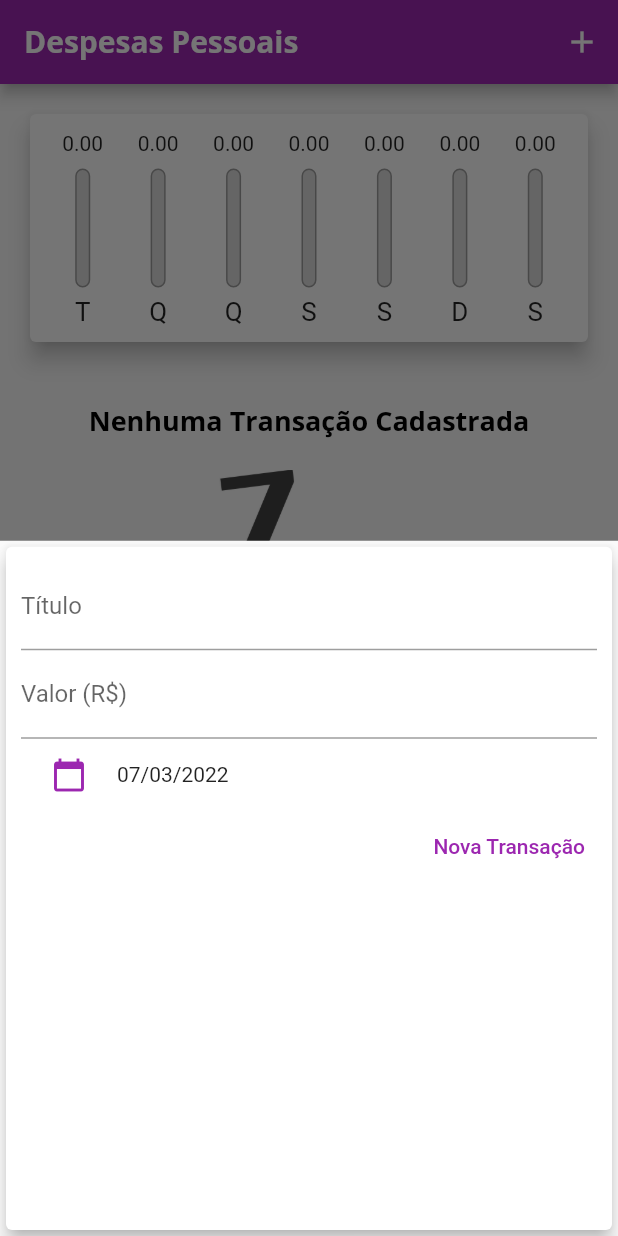
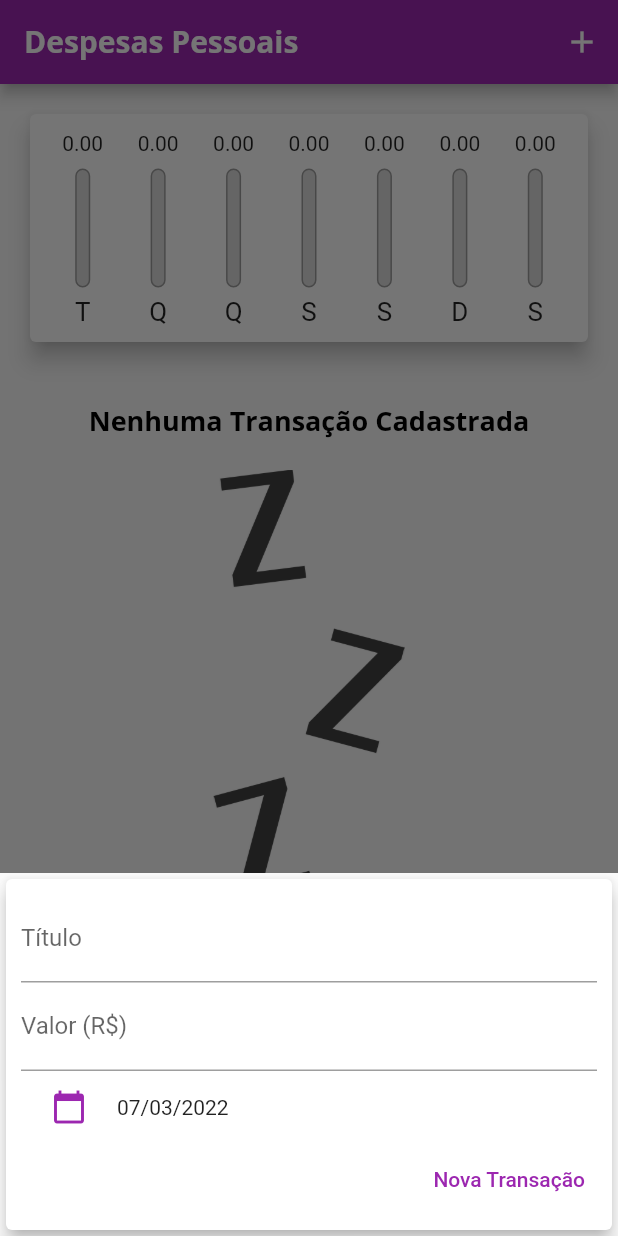
Before and after one commit to ravelsoares/expenses, a Flutter app: the screen it shows after launch, after a tap on the "add" icon, on a phone screen of 412 x 824 dp. Run offline on Flutter 3.47's test engine with Material 2 defaults, Android fonts, the phone set to English and light mode, and no system bars; our stand-ins replace shared_preferences.

Commit message:
Adicionando componentes IOS

```diff
--- a/lib/components/transaction_form.dart
+++ b/lib/components/transaction_form.dart
@@ -41,10 +41,16 @@ class _TransactionFormState extends State<TransactionForm> {
 
   @override
   Widget build(BuildContext context) {
-    return Card(
+    return SingleChildScrollView(
+      child: Card(
         elevation: 5,
         child: Padding(
-        padding: const EdgeInsets.all(10.0),
+          padding: EdgeInsets.only(
+            top: 10.0,
+            left: 10,
+            right: 10,
+            bottom: 10 + MediaQuery.of(context).viewInsets.bottom,
+          ),
           child: Column(
             children: [
               TextField(
@@ -83,6 +89,7 @@ class _TransactionFormState extends State<TransactionForm> {
             ],
           ),
         ),
+      ),
     );
   }
 }
--- a/lib/components/transaction_list.dart
+++ b/lib/components/transaction_list.dart
@@ -19,8 +19,7 @@ class TransactionList extends StatelessWidget {
             itemBuilder: (context, index) {
               return Card(
                 elevation: 5,
-                margin:
-                    const EdgeInsets.symmetric(horizontal: 5, vertical: 8),
+                margin: const EdgeInsets.symmetric(horizontal: 5, vertical: 8),
                 child: ListTile(
                   leading: CircleAvatar(
                     backgroundColor: Theme.of(context).primaryColor,
@@ -29,7 +28,7 @@ class TransactionList extends StatelessWidget {
                       padding: const EdgeInsets.all(6),
                       child: FittedBox(
                           child: Text(
-                        'R\$ ${transactions[index].value.toString()}',
+                        'R\$ ${transactions[index].value.toStringAsFixed(2)}',
                         style: const TextStyle(color: Colors.white),
                       )),
                     ),
@@ -42,10 +41,23 @@ class TransactionList extends StatelessWidget {
                     DateFormat('d MMM y', 'pt_br')
                         .format(transactions[index].date),
                   ),
-                  trailing: IconButton(
-                      icon: Icon(Icons.delete, color: Colors.red[400]),
-                      onPressed: () =>
-                          _deleteTransaction(transactions[index].id)),
+                  trailing: MediaQuery.of(context).size.width > 480
+                      ? TextButton.icon(
+                          onPressed: () =>
+                              _deleteTransaction(transactions[index].id),
+                          icon: Icon(Icons.delete,
+                              color: Theme.of(context).errorColor),
+                          label: Text(
+                            'Excluir',
+                            style:
+                                TextStyle(color: Theme.of(context).errorColor),
+                          ),
+                        )
+                      : IconButton(
+                          icon: Icon(Icons.delete,
+                              color: Theme.of(context).errorColor),
+                          onPressed: () =>
+                              _deleteTransaction(transactions[index].id)),
                 ),
               );
             });
--- a/lib/screens/home_screen.dart
+++ b/lib/screens/home_screen.dart
@@ -1,8 +1,11 @@
+import 'dart:io';
+
 import 'package:expenses/components/chart.dart';
 import 'package:expenses/components/transaction_form.dart';
 import 'package:expenses/components/transaction_list.dart';
 import 'package:expenses/models/transaction.dart';
 import 'package:expenses/repositories/transaction_repository.dart';
+import 'package:flutter/cupertino.dart';
 import 'package:flutter/material.dart';
 import 'dart:math';
 
@@ -14,56 +17,7 @@ class HomeScreen extends StatefulWidget {
 }
 
 class _HomeScreenState extends State<HomeScreen> {
-  List<Transaction> _transactions = [
-    /*Transaction(
-      id: 't1',
-      title: 'Conta 1',
-      value: 100,
-      date: DateTime.now(),
-    ),
-    Transaction(
-      id: 't2',
-      title: 'Conta 2',
-      value: 100,
-      date: DateTime.now(),
-    ),
-    Transaction(
-      id: 't3',
-      title: 'Conta 3',
-      value: 100,
-      date: DateTime.now(),
-    ),
-    Transaction(
-      id: 't4',
-      title: 'Conta 4',
-      value: 100,
-      date: DateTime.now(),
-    ),
-    Transaction(
-      id: 't5',
-      title: 'Conta 5',
-      value: 100,
-      date: DateTime.now(),
-    ),
-    Transaction(
-      id: 't6',
-      title: 'Conta 6',
-      value: 100,
-      date: DateTime.now(),
-    ),
-    Transaction(
-      id: 't7',
-      title: 'Conta 7',
-      value: 100,
-      date: DateTime.now(),
-    ),
-    Transaction(
-      id: 't8',
-      title: 'Conta 8',
-      value: 100,
-      date: DateTime.now(),
-    ),*/
-  ];
+  List<Transaction> _transactions = [];
   final TransactionRespository _transactionRespository =
       TransactionRespository();
 
@@ -92,6 +46,7 @@ class _HomeScreenState extends State<HomeScreen> {
 
   _openTransactionFormModal(BuildContext context) {
     showModalBottomSheet(
+      isScrollControlled: true,
       context: context,
       builder: (_) {
         return TransactionForm(_addTransaction);
@@ -118,6 +73,15 @@ class _HomeScreenState extends State<HomeScreen> {
     });
   }
 
+  Widget _getIconButton(Function() function, IconData icon) {
+    return Platform.isIOS
+        ? GestureDetector(
+            onTap: function,
+            child: Icon(icon),
+          )
+        : IconButton(onPressed: function, icon: Icon(icon));
+  }
+
   @override
   Widget build(BuildContext context) {
     final appBar = AppBar(
@@ -138,7 +102,7 @@ class _HomeScreenState extends State<HomeScreen> {
         IconButton(
           onPressed: () => _openTransactionFormModal(context),
           icon: const Icon(Icons.add),
-        ),
+        )
       ],
     );
 
@@ -148,31 +112,63 @@ class _HomeScreenState extends State<HomeScreen> {
 
     bool isLandscape =
         MediaQuery.of(context).orientation == Orientation.landscape;
-    return Scaffold(
-      appBar: appBar,
-      body: SingleChildScrollView(
+
+    final bodyPage = SingleChildScrollView(
       child: Column(
         crossAxisAlignment: CrossAxisAlignment.stretch,
         children: [
           if (_showChart || !isLandscape)
             SizedBox(
-                height: isLandscape
-                    ? availableheight * 0.7
-                    : availableheight * 0.25,
+              height:
+                  isLandscape ? availableheight * 0.7 : availableheight * 0.25,
               child: Chart(_recentTransaction),
             ),
           if (!_showChart || !isLandscape)
             SizedBox(
-                  height: availableheight * 0.75,
+                height: isLandscape ? availableheight : availableheight * 0.75,
                 child: TransactionList(_transactions, _deleteTransaction)),
         ],
       ),
+    );
+
+    final actions = [
+      if (MediaQuery.of(context).orientation == Orientation.landscape)
+        _getIconButton(
+          () {
+            setState(() {
+              _showChart = !_showChart;
+            });
+          },
+          _showChart ? Icons.bar_chart : Icons.list,
         ),
-      floatingActionButton: FloatingActionButton(
+      _getIconButton(
+        () => _openTransactionFormModal(context),
+        Platform.isIOS ? CupertinoIcons.add : Icons.add,
+      ),
+    ];
+
+    return Platform.isIOS
+        ? CupertinoPageScaffold(
+            navigationBar: CupertinoNavigationBar(
+              middle: const Text('Despesas Pessoais'),
+              trailing: Row(
+                mainAxisSize: MainAxisSize.min,
+                children: actions,
+              ),
+            ),
+            child: bodyPage,
+          )
+        : Scaffold(
+            appBar: appBar,
+            body: bodyPage,
+            floatingActionButton: Platform.isIOS
+                ? Container()
+                : FloatingActionButton(
                     child: const Icon(Icons.add),
                     onPressed: () => _openTransactionFormModal(context),
                   ),
-      floatingActionButtonLocation: FloatingActionButtonLocation.centerFloat,
+            floatingActionButtonLocation:
+                FloatingActionButtonLocation.centerFloat,
           );
   }
 }
```
Lines whose indentation alone changed are shown as unchanged.
